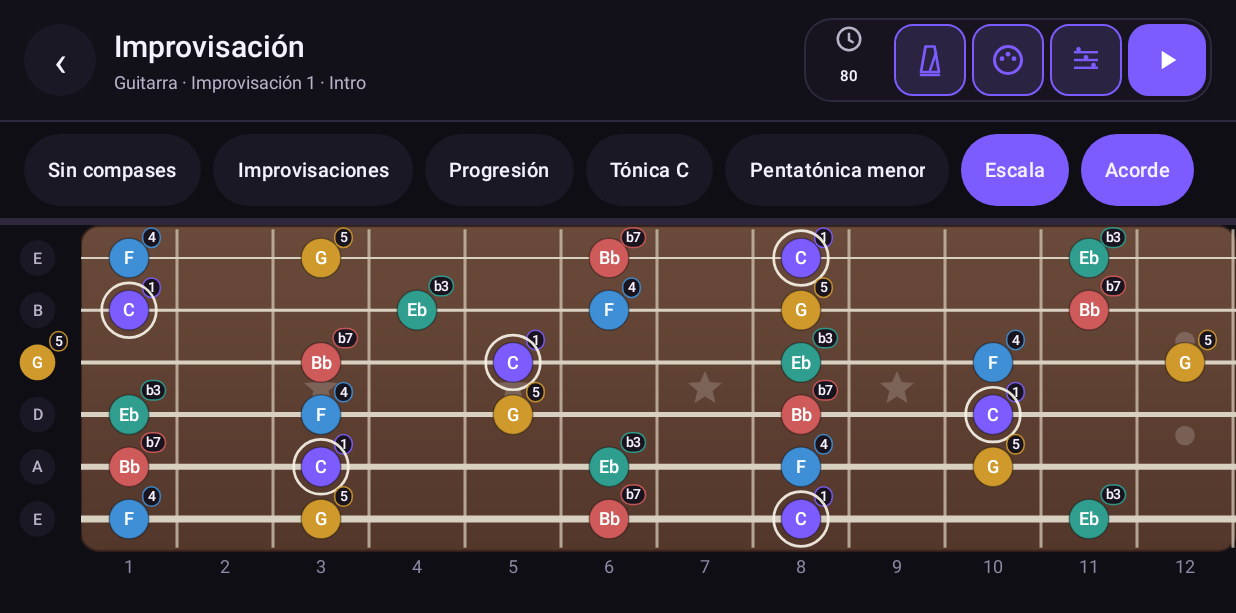
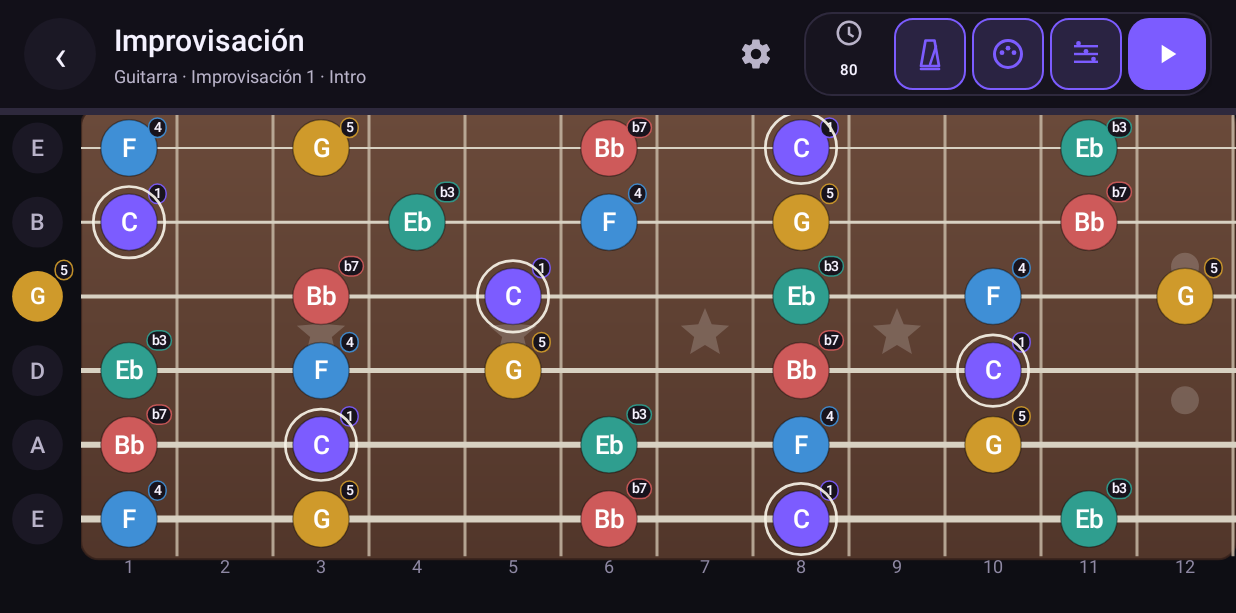
Before and after one commit to jviersalas/maestro-dennys, an Android app: the ImprovisationActivity screen opened directly, with no data from a screen before it, on a phone screen of 824 x 412 dp (held sideways). Shown: the top 613 px of the screen. Run offline under Robolectric (Android 15) with nearby library versions, the phone set to English and light mode, and no system bars.

Commit message:
feat: Add options button and toggle functionality in ImprovisationActivity; update layout and strings

```diff
--- a/app/src/main/java/apk/mavier/dguitar/presentation/improvisation/ImprovisationActivity.kt
+++ b/app/src/main/java/apk/mavier/dguitar/presentation/improvisation/ImprovisationActivity.kt
@@ -209,6 +209,9 @@ class ImprovisationActivity : AppCompatActivity() {
         binding.showChordButton.setOnClickListener { toggleChordLayer() }
         binding.colorsButton.setOnClickListener { toggleColors() }
         binding.metronomeButton.setOnClickListener { toggleMetronome() }
+        binding.optionsButton.setOnClickListener { toggleOptions() }
+        binding.optionsButton.isSelected = false
+        binding.optionsButton.contentDescription = "Mostrar opciones"
 
         renderAll()
     }
@@ -1043,6 +1046,14 @@ class ImprovisationActivity : AppCompatActivity() {
         renderHeader()
     }
 
+    private fun toggleOptions() {
+        val show = binding.optionsBar.visibility != View.VISIBLE
+        binding.optionsBar.visibility = if (show) View.VISIBLE else View.GONE
+        binding.optionsButton.isSelected = show
+        binding.optionsButton.contentDescription =
+            if (show) "Ocultar opciones" else "Mostrar opciones"
+    }
+
     private fun togglePlayback() {
         if (playing) {
             stopPlayback()
--- a/app/src/main/res/layout/activity_improvisation.xml
+++ b/app/src/main/res/layout/activity_improvisation.xml
@@ -13,9 +13,9 @@
         android:gravity="center_vertical"
         android:orientation="horizontal"
         android:paddingStart="16dp"
-        android:paddingTop="12dp"
+        android:paddingTop="8dp"
         android:paddingEnd="16dp"
-        android:paddingBottom="12dp">
+        android:paddingBottom="8dp">
 
         <LinearLayout
             android:layout_width="0dp"
@@ -68,10 +68,22 @@
 
             <apk.mavier.dguitar.presentation.ui.ChordDiagramView
                 android:id="@+id/improvChordDiagram"
-                android:layout_width="100dp"
-                android:layout_height="120dp"
+                android:layout_width="88dp"
+                android:layout_height="60dp"
                 android:layout_marginStart="8dp"
                 android:visibility="gone" />
+
+            <ImageButton
+                android:id="@+id/optionsButton"
+                android:layout_width="48dp"
+                android:layout_height="48dp"
+                android:layout_marginStart="6dp"
+                android:background="@drawable/bg_icon_button"
+                android:contentDescription="@string/options"
+                android:padding="12dp"
+                android:scaleType="fitCenter"
+                android:src="@drawable/ic_settings"
+                app:tint="@color/icon_tint" />
         </LinearLayout>
 
         <LinearLayout
@@ -158,6 +170,13 @@
         android:layout_height="1dp"
         android:background="@color/chip_border" />
 
+    <LinearLayout
+        android:id="@+id/optionsBar"
+        android:layout_width="match_parent"
+        android:layout_height="wrap_content"
+        android:orientation="vertical"
+        android:visibility="gone">
+
         <HorizontalScrollView
             android:layout_width="match_parent"
             android:layout_height="wrap_content"
@@ -237,6 +256,7 @@
             android:layout_width="match_parent"
             android:layout_height="1dp"
             android:background="@color/chip_border" />
+    </LinearLayout>
 
     <com.google.android.material.progressindicator.LinearProgressIndicator
         android:id="@+id/barProgress"
--- a/app/src/main/res/values/strings.xml
+++ b/app/src/main/res/values/strings.xml
@@ -25,6 +25,7 @@
     <string name="bar_placeholder">Compás 1 / 1</string>
     <string name="improvisations">Improvisaciones</string>
     <string name="progression">Progresión</string>
+    <string name="options">Opciones</string>
     <string name="tonic_placeholder">Tónica A</string>
     <string name="scale_placeholder">Pentatónica menor</string>
     <string name="chord">Acorde</string>
```
Also changed, not shown: app/src/main/java/apk/mavier/dguitar/presentation/ui/ChordDiagramView.kt (+38 -6 lines). Lines whose indentation alone changed are shown as unchanged.
